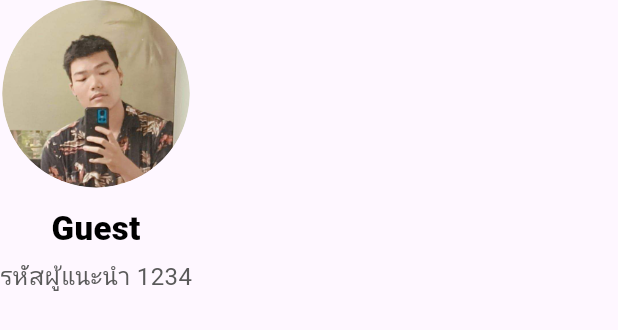
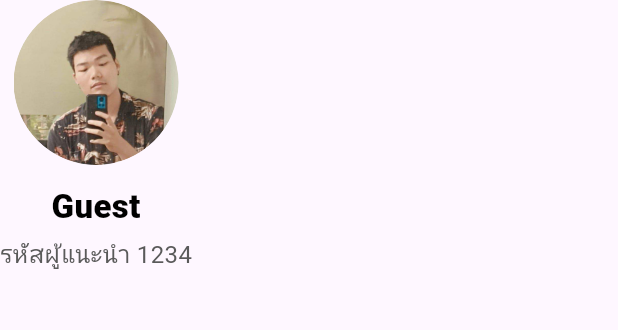
Before and after one commit to AshaTechCorporation/wememmory, a Flutter app: the _HeaderSection widget shown alone on an empty page, opened directly, on a phone screen of 412 x 824 dp. Shown: the top 330 px of the screen. Run offline on Flutter 3.47's test engine with Material 3 defaults, Android fonts, the phone set to English and light mode, and no system bars; our stand-ins replace awesome_notifications, cached_network_image, device_info_plus, dio, firebase_core, fl_chart and 5 more; missing offline and left inert: onesignal_flutter, photo_manager; accounts and stored records are empty; network calls fail; Roboto replaces fonts that are missing (Prompt).

Commit message:
edit image size profile

```diff
--- a/lib/profile/profilePage.dart
+++ b/lib/profile/profilePage.dart
@@ -280,8 +280,8 @@ class _HeaderSection extends StatelessWidget {
       children: [
         // --- ส่วนรูปโปรไฟล์ ---
         Container(
-          width: 125,
-          height: 125,
+          width: 110,
+          height: 110,
           decoration: BoxDecoration(
             shape: BoxShape.circle,
             color: Colors.white24, // ใส่สีรองพื้นเผื่อรูปโหลดไม่ทัน
```
Also changed, not shown: lib/main.dart (line endings or trailing spaces).
